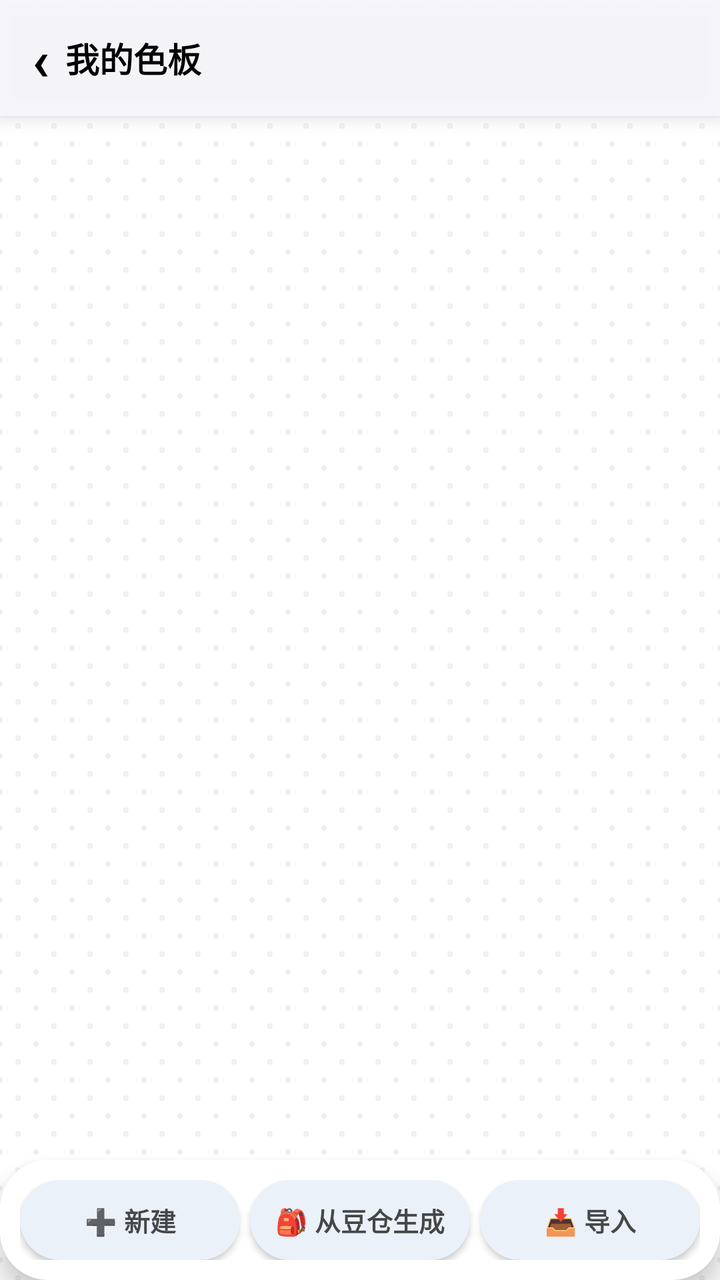
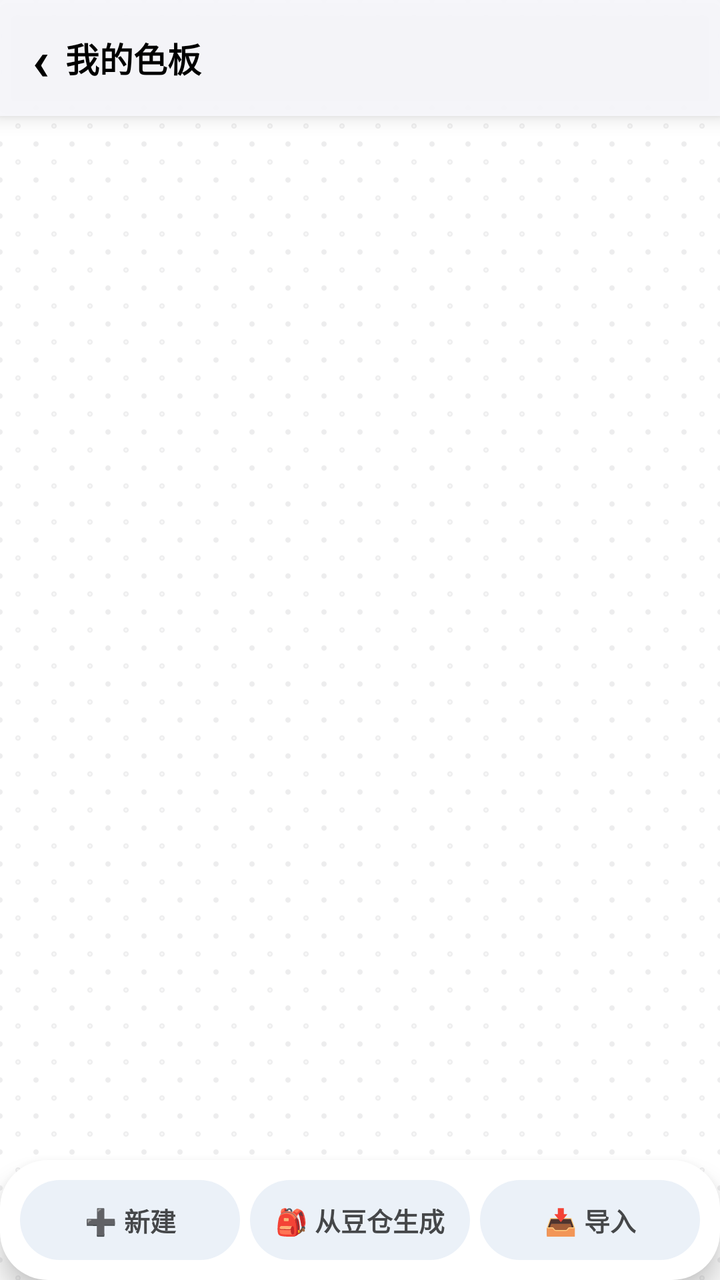

Screens rendered from an Android XML layout before and after an edit, with the pre-edit source and the edit as a unified diff.
<!-- AndroidManifest.xml: application theme AppTheme -->
<!-- res/layout/activity_palette.xml -->
<?xml version="1.0" encoding="utf-8"?>
<LinearLayout xmlns:android="http://schemas.android.com/apk/res/android"
    android:layout_width="match_parent"
    android:layout_height="match_parent"
    android:background="@drawable/bg_pegboard"
    android:orientation="vertical">

    <LinearLayout
        android:layout_width="match_parent"
        android:layout_height="58dp"
        android:background="@drawable/bg_header"
        android:elevation="6dp"
        android:gravity="center_vertical"
        android:orientation="horizontal">

        <TextView
            android:id="@+id/btnBack"
            android:layout_width="wrap_content"
            android:layout_height="match_parent"
            android:clickable="true"
            android:focusable="true"
            android:gravity="center"
            android:paddingStart="16dp"
            android:paddingEnd="8dp"
            android:text="‹"
            android:textColor="?attr/textMain"
            android:textSize="28sp"
            android:textStyle="bold" />

        <TextView
            android:layout_width="0dp"
            android:layout_height="wrap_content"
            android:layout_weight="1"
            android:text="@string/palette_title"
            android:textColor="?attr/textMain"
            android:textSize="17sp"
            android:textStyle="bold" />

        <TextView
            android:id="@+id/tvCount"
            android:layout_width="wrap_content"
            android:layout_height="wrap_content"
            android:paddingEnd="16dp"
            android:textColor="?attr/textSub"
            android:textSize="13sp" />
    </LinearLayout>

    <ListView
        android:id="@+id/lvPalettes"
        android:layout_width="match_parent"
        android:layout_height="0dp"
        android:layout_weight="1"
        android:clipToPadding="false"
        android:divider="@null"
        android:dividerHeight="0dp"
        android:listSelector="@android:color/transparent"
        android:padding="12dp"
        android:scrollbars="none" />

    <LinearLayout
        android:layout_width="match_parent"
        android:layout_height="wrap_content"
        android:background="@drawable/bg_card"
        android:elevation="8dp"
        android:gravity="center"
        android:orientation="horizontal"
        android:padding="10dp">

        <TextView
            android:id="@+id/btnNew"
            android:layout_width="0dp"
            android:layout_height="40dp"
            android:layout_marginEnd="5dp"
            android:layout_weight="1"
            android:background="@drawable/bg_chip"
            android:clickable="true"
            android:elevation="2dp"
            android:focusable="true"
            android:gravity="center"
            android:text="@string/btn_new"
            android:textColor="?attr/text_chip"
            android:textSize="13sp"
            android:textStyle="bold" />

        <TextView
            android:id="@+id/btnFromInventory"
            android:layout_width="0dp"
            android:layout_height="40dp"
            android:layout_marginEnd="5dp"
            android:layout_weight="1"
            android:background="@drawable/bg_chip"
            android:clickable="true"
            android:elevation="2dp"
            android:focusable="true"
            android:gravity="center"
            android:text="@string/btn_from_inventory"
            android:textColor="?attr/text_chip"
            android:textSize="13sp"
            android:textStyle="bold" />

        <TextView
            android:id="@+id/btnImport"
            android:layout_width="0dp"
            android:layout_height="40dp"
            android:layout_weight="1"
            android:background="@drawable/bg_chip"
            android:clickable="true"
            android:elevation="2dp"
            android:focusable="true"
            android:gravity="center"
            android:text="@string/btn_import"
            android:textColor="?attr/text_chip"
            android:textSize="13sp"
            android:textStyle="bold" />
    </LinearLayout>
</LinearLayout>
<!-- resources referenced by this layout -->
<resources>
  <!-- drawable bg_card (drawable) -->
  <?xml version="1.0" encoding="utf-8"?>
  <shape xmlns:android="http://schemas.android.com/apk/res/android"
      android:shape="rectangle">
      <solid android:color="?attr/colorSurface" />
      <corners android:radius="24dp" />
  </shape>
  <!-- drawable bg_header (drawable) -->
  <?xml version="1.0" encoding="utf-8"?>
  <shape xmlns:android="http://schemas.android.com/apk/res/android"
      android:shape="rectangle">
      <solid android:color="@color/headerBg" />
  </shape>
  <!-- drawable bg_pegboard (drawable) -->
  <?xml version="1.0" encoding="utf-8"?>
  <layer-list xmlns:android="http://schemas.android.com/apk/res/android">
      <item android:drawable="?attr/bg" />
      <item>
          <bitmap xmlns:android="http://schemas.android.com/apk/res/android"
              android:src="@drawable/tile_pegboard"
              android:tileModeX="repeat"
              android:tileModeY="repeat" />
      </item>
  </layer-list>
  <string name="btn_from_inventory">🎒 从豆仓生成</string>
  <string name="btn_import">📥 导入</string>
  <string name="btn_new">➕ 新建</string>
  <string name="palette_title">我的色板</string>
  <color name="headerBg">#F2F7F7FB</color>
  <color name="primary">#6750A4</color>
  <color name="bg">#FEF7FF</color>
  <style name="M3WindowAnim">
          <item name="android:activityOpenEnterAnimation">@anim/m3_open_enter</item>
          <item name="android:activityOpenExitAnimation">@anim/m3_open_exit</item>
          <item name="android:activityCloseEnterAnimation">@anim/m3_close_enter</item>
          <item name="android:activityCloseExitAnimation">@anim/m3_close_exit</item>
          <item name="android:taskOpenEnterAnimation">@anim/m3_open_enter</item>
          <item name="android:taskOpenExitAnimation">@anim/m3_open_exit</item>
          <item name="android:taskCloseEnterAnimation">@anim/m3_close_enter</item>
          <item name="android:taskCloseExitAnimation">@anim/m3_close_exit</item>
      </style>
  <style name="CandyAlertDialog" parent="CandyTokens">
          <item name="android:windowBackground">@drawable/bg_dialog</item>
      </style>
  <color name="textMain">#1D1B20</color>
  <color name="textPrimary">#1D1B20</color>
  <color name="textSub">#49454F</color>
  <color name="textSecondary">#6B6577</color>
  <color name="colorPrimary">#6750A4</color>
  <color name="onPrimary">#FFFFFF</color>
  <color name="primaryContainer">#EADDFF</color>
  <color name="tertiaryContainer">#D9F5E8</color>
  <color name="onPrimaryContainer">#21005D</color>
  <color name="onPrimaryContainerDim">#BF21005D</color>
  <color name="colorSurface">#F3EFF9</color>
  <color name="surfaceContainerLow">#F7F2FA</color>
  <color name="secondaryContainer">#E8DEF8</color>
  <color name="onSecondaryContainer">#1D192B</color>
  <color name="subsurface">#ECE6F0</color>
  <color name="line">#CAC4D0</color>
  <color name="colorStroke">#E2D9F0</color>
  <color name="card">#FFFFFF</color>
  <!-- drawable bg_dialog (drawable) -->
  <?xml version="1.0" encoding="utf-8"?>
  <shape xmlns:android="http://schemas.android.com/apk/res/android"
      android:shape="rectangle">
      <solid android:color="?attr/card" />
      <corners android:radius="28dp" />
  </shape>
  <style name="M3DialogTextButton" parent="android:Widget.Material.Light.Button.Borderless.Colored">
          <item name="android:textSize">14sp</item>
          <item name="android:textStyle">bold</item>
          <item name="android:minWidth">64dp</item>
          <item name="android:minHeight">48dp</item>
          <item name="android:textAllCaps">false</item>
          <item name="android:background">?android:attr/selectableItemBackgroundBorderless</item>
      </style>
  <!-- unchanged entries left out for length: 4 -->
</resources>

<!-- the commit's change to res/layout/activity_palette.xml (unified diff, before → after) -->
@@ -74,7 +74,7 @@
             android:layout_weight="1"
             android:background="@drawable/bg_chip"
             android:clickable="true"
-            android:elevation="2dp"
+
             android:focusable="true"
             android:gravity="center"
             android:text="@string/btn_new"
@@ -90,7 +90,7 @@
             android:layout_weight="1"
             android:background="@drawable/bg_chip"
             android:clickable="true"
-            android:elevation="2dp"
+
             android:focusable="true"
             android:gravity="center"
             android:text="@string/btn_from_inventory"
@@ -105,7 +105,7 @@
             android:layout_weight="1"
             android:background="@drawable/bg_chip"
             android:clickable="true"
-            android:elevation="2dp"
+
             android:focusable="true"
             android:gravity="center"
             android:text="@string/btn_import"
